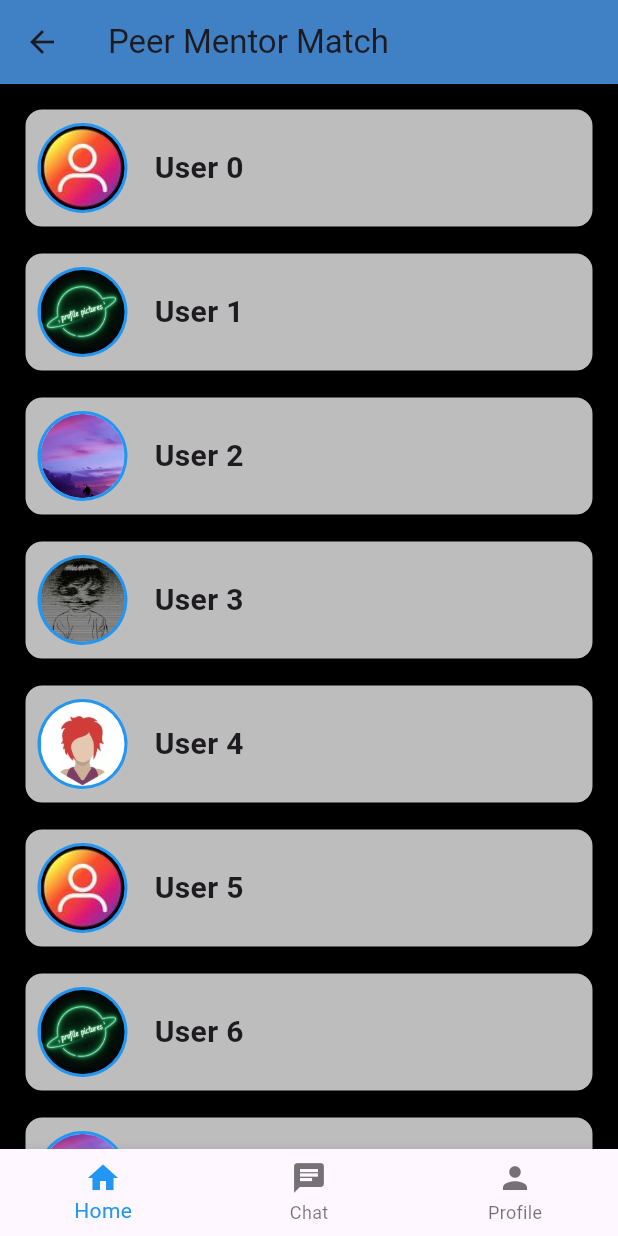
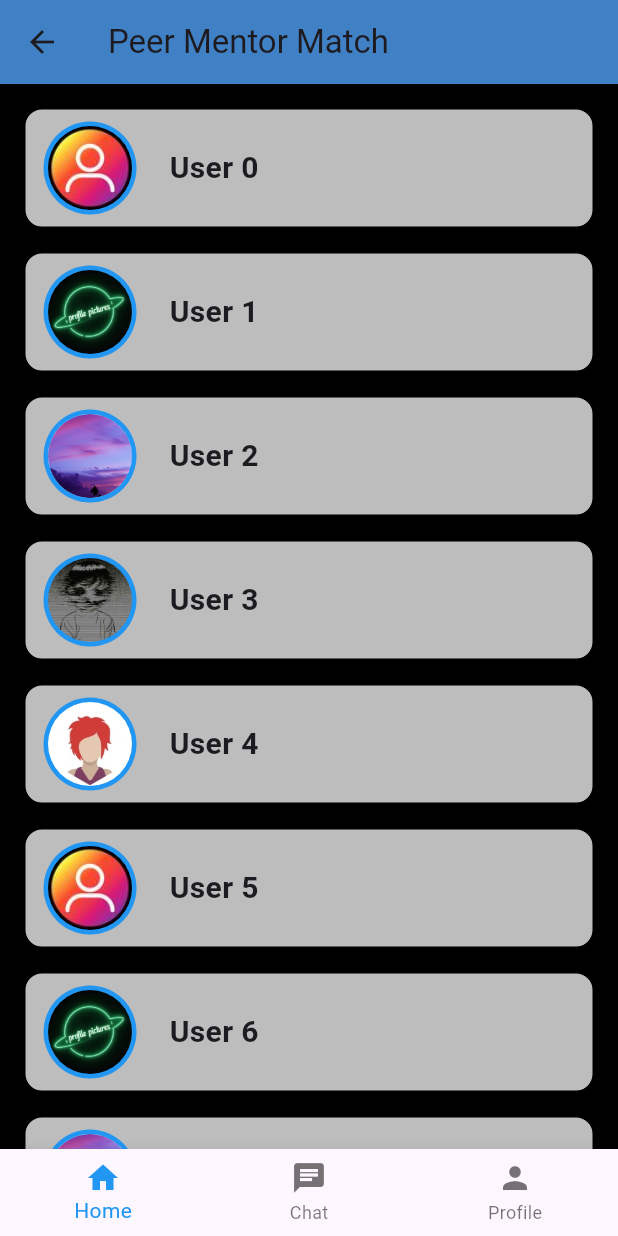
Before and after one commit to DueroBone/tech_120_app, a Flutter app: the screen it shows after launch, after a tap on "Continue to App", after a tap on "Go to example list of mentors Page", on a phone screen of 412 x 824 dp. Run offline on Flutter 3.47's test engine with Material 3 defaults, Android fonts, the light colour scheme and no system bars; our stand-ins replace shared_preferences; network calls fail.

Commit message:
Update profile picture handling and improve loading indicators in mentor display

```diff
--- a/lib/Components/Manual/contact_entry.dart
+++ b/lib/Components/Manual/contact_entry.dart
@@ -30,7 +30,7 @@ class _ContactEntryState extends State<ContactEntry> {
               Padding(
                 padding: const EdgeInsets.all(8.0),
                 child: CircleAvatar(
-                  radius: 30.0,
+                  radius: 35.0,
                   backgroundColor: Colors.blue,
                   child: widget.user.avatar != null
                       ? ClipOval(
--- a/lib/Middleware/local_storage.dart
+++ b/lib/Middleware/local_storage.dart
@@ -114,7 +114,7 @@ class LocalStorage {
   /// Returns the users that the current user has as contacts.
   Future<List<User>?> fetchContactsForUser(User user) async {
     // Generate 3 test users
-    return List.generate(
+    List<User> a = List<User>.generate(
       10,
       (index) => User(
         AuthToken('user_token_$index'),
@@ -123,6 +123,10 @@ class LocalStorage {
         index % 2 == 0,
       ),
     );
+    a.add(getCurrentUserFromStorage()!);
+    // return a with a delay to simulate network
+    await Future.delayed(const Duration(seconds: 1));
+    return a;
     try {
       final response = await _networking.getList(
         '/users',
--- a/lib/Views/Manual/example_display_listof_mentors.dart
+++ b/lib/Views/Manual/example_display_listof_mentors.dart
@@ -25,7 +25,7 @@ class _ExampleDisplayListofMentorsState
         builder: (context, snapshot) {
           if (snapshot.connectionState == ConnectionState.waiting) {
             print("Loading mentors...");
-            return const Center(child: CircularProgressIndicator());
+            return Center(child: CircularProgressIndicator());
           } else if (snapshot.hasError) {
             print("Error loading mentors: ${snapshot.error}");
             return Center(child: Text('Error: ${snapshot.error}'));
--- a/lib/Views/Manual/login_placeholder.dart
+++ b/lib/Views/Manual/login_placeholder.dart
@@ -30,7 +30,12 @@ class LoginPlaceholder extends StatelessWidget {
                 final storage = LocalStorage();
                 await storage.saveAuthToken(testToken);
 
-                final testUser = User(testToken, 'Test User', null, false);
+                final testUser = User(
+                  testToken,
+                  'Test User',
+                  Image.asset('assets/images/blank_profile_pic.png'),
+                  false,
+                );
                 currentUserStore.setUser(testUser);
 
                 // Navigate into the main app scaffold so bottom tabs are present.
```
Also changed, not shown: assets/images/blank_profile_pic.png.
